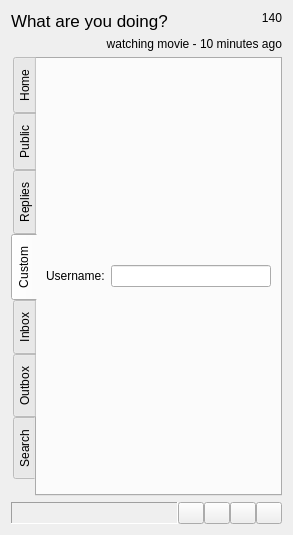
Qt form branches/code-review/src/MainWindow.ui (asolfre/qwit) before a commit.
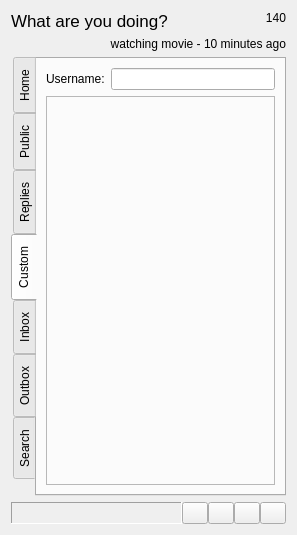
The same form after that commit. The open tabs and pages were chosen to show the change. Icons and pictures are not drawn.

Commit message: code-review branch: added tabs configuration options

Patch:
```diff
--- a/branches/code-review/src/MainWindow.ui
+++ b/branches/code-review/src/MainWindow.ui
@@ -1,11 +1,11 @@
 <ui version="4.0" >
  <class>MainWindow</class>
- <widget class="QDialog" name="MainWindow" >
-  <property name="geometry" >
+ <widget class="QDialog" name="MainWindow">
+  <property name="geometry">
    <rect>
     <x>0</x>
     <y>0</y>
-    <width>293</width>
+    <width>297</width>
     <height>535</height>
    </rect>
   </property>
@@ -156,8 +156,20 @@
            <item>
             <layout class="QHBoxLayout" name="_10" >
              <item>
-              <widget class="QLabel" name="label_4" >
-               <property name="text" >
+              <widget class="QLabel" name="label_4">
+               <property name="sizePolicy">
+                <sizepolicy hsizetype="Preferred" vsizetype="Fixed">
+                 <horstretch>0</horstretch>
+                 <verstretch>0</verstretch>
+                </sizepolicy>
+               </property>
+               <property name="maximumSize">
+                <size>
+                 <width>16777215</width>
+                 <height>16777215</height>
+                </size>
+               </property>
+               <property name="text">
                 <string>Username:</string>
                </property>
               </widget>
@@ -167,6 +179,22 @@
              </item>
             </layout>
            </item>
+           <item>
+            <widget class="QFrame" name="frame_4">
+             <property name="sizePolicy">
+              <sizepolicy hsizetype="Preferred" vsizetype="Expanding">
+               <horstretch>0</horstretch>
+               <verstretch>0</verstretch>
+              </sizepolicy>
+             </property>
+             <property name="frameShape">
+              <enum>QFrame::StyledPanel</enum>
+             </property>
+             <property name="frameShadow">
+              <enum>QFrame::Raised</enum>
+             </property>
+            </widget>
+           </item>
           </layout>
          </item>
         </layout>
```
Left out of the diff: 262 changed lines with no effect on the pictures. The commit also changes 6 other files.
